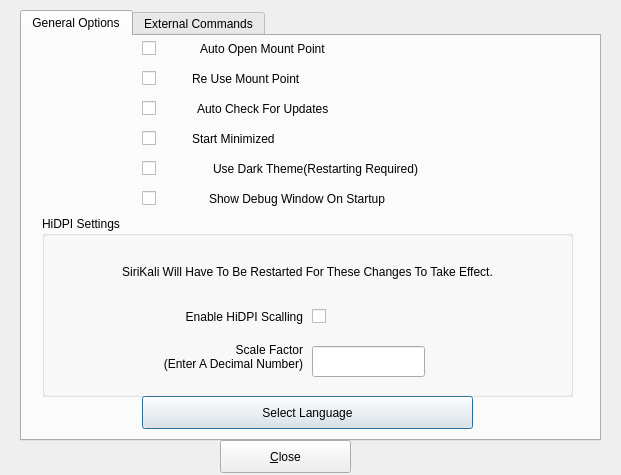
Above: src/configoptions.ui from mhogomchungu/sirikali before the change. Below: the same form after it.
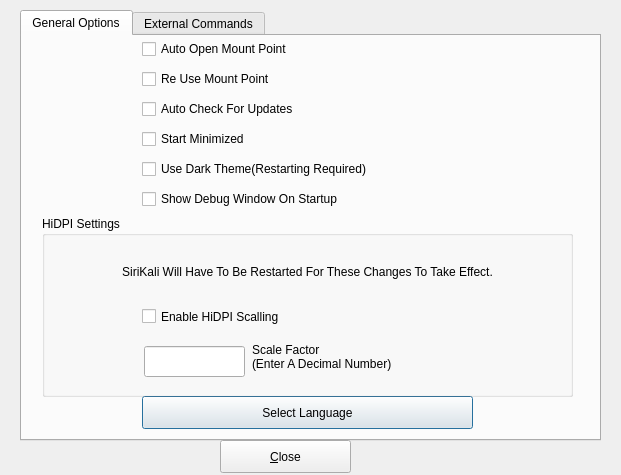
That is the form after the change.

Commit message: revisit UI and cmake build system

Patch:
```diff
--- a/src/configoptions.ui
+++ b/src/configoptions.ui
@@ -57,51 +57,32 @@
      <widget class="QCheckBox" name="cbHiDPI">
       <property name="geometry">
        <rect>
-        <x>270</x>
+        <x>100</x>
         <y>80</y>
-        <width>31</width>
+        <width>181</width>
         <height>41</height>
        </rect>
       </property>
       <property name="text">
-       <string/>
+       <string>Enable HiDPI Scalling</string>
       </property>
      </widget>
      <widget class="QLineEdit" name="lineEditHiDPI">
       <property name="geometry">
        <rect>
-        <x>270</x>
+        <x>102</x>
         <y>130</y>
-        <width>113</width>
+        <width>101</width>
         <height>31</height>
        </rect>
       </property>
      </widget>
-     <widget class="QLabel" name="label_19">
-      <property name="geometry">
-       <rect>
-        <x>20</x>
-        <y>80</y>
-        <width>241</width>
-        <height>41</height>
-       </rect>
-      </property>
-      <property name="text">
-       <string>Enable HiDPI Scalling</string>
-      </property>
-      <property name="alignment">
-       <set>Qt::AlignRight|Qt::AlignTrailing|Qt::AlignVCenter</set>
-      </property>
-      <property name="wordWrap">
-       <bool>true</bool>
-      </property>
-     </widget>
      <widget class="QLabel" name="label_18">
       <property name="geometry">
        <rect>
-        <x>20</x>
+        <x>210</x>
         <y>110</y>
-        <width>241</width>
+        <width>311</width>
         <height>61</height>
        </rect>
       </property>
@@ -110,7 +91,7 @@
 (Enter A Decimal Number)</string>
       </property>
       <property name="alignment">
-       <set>Qt::AlignRight|Qt::AlignTrailing|Qt::AlignVCenter</set>
+       <set>Qt::AlignLeading|Qt::AlignLeft|Qt::AlignVCenter</set>
       </property>
       <property name="wordWrap">
        <bool>true</bool>
@@ -136,12 +117,12 @@
       </property>
      </widget>
     </widget>
-    <widget class="QWidget" name="">
+    <widget class="QWidget" name="layoutWidget">
      <property name="geometry">
       <rect>
        <x>120</x>
        <y>0</y>
-       <width>184</width>
+       <width>191</width>
        <height>26</height>
       </rect>
      </property>
@@ -149,28 +130,18 @@
       <item>
        <widget class="QCheckBox" name="cbAutoOpenMountPoint">
         <property name="text">
-         <string/>
-        </property>
-       </widget>
-      </item>
-      <item>
-       <widget class="QLabel" name="label_9">
-        <property name="text">
          <string>Auto Open Mount Point</string>
         </property>
-        <property name="wordWrap">
-         <bool>false</bool>
-        </property>
        </widget>
       </item>
      </layout>
     </widget>
-    <widget class="QWidget" name="">
+    <widget class="QWidget" name="layoutWidget1">
      <property name="geometry">
       <rect>
        <x>120</x>
        <y>30</y>
-       <width>159</width>
+       <width>166</width>
        <height>26</height>
       </rect>
      </property>
@@ -178,28 +149,18 @@
       <item>
        <widget class="QCheckBox" name="cbReUseMountPoint">
         <property name="text">
-         <string/>
-        </property>
-       </widget>
-      </item>
-      <item>
-       <widget class="QLabel" name="label_10">
-        <property name="text">
          <string>Re Use Mount Point</string>
         </property>
-        <property name="wordWrap">
-         <bool>false</bool>
-        </property>
        </widget>
       </item>
      </layout>
     </widget>
-    <widget class="QWidget" name="">
+    <widget class="QWidget" name="layoutWidget2">
      <property name="geometry">
       <rect>
        <x>120</x>
        <y>60</y>
-       <width>187</width>
+       <width>195</width>
        <height>26</height>
       </rect>
      </property>
@@ -207,28 +168,18 @@
       <item>
        <widget class="QCheckBox" name="cbAutoCheckForUpdates">
         <property name="text">
-         <string/>
-        </property>
-       </widget>
-      </item>
-      <item>
-       <widget class="QLabel" name="label_11">
-        <property name="text">
          <string>Auto Check For Updates</string>
         </property>
-        <property name="wordWrap">
-         <bool>false</bool>
-        </property>
        </widget>
       </item>
      </layout>
     </widget>
-    <widget class="QWidget" name="">
+    <widget class="QWidget" name="layoutWidget3">
      <property name="geometry">
       <rect>
        <x>120</x>
        <y>90</y>
-       <width>133</width>
+       <width>141</width>
        <height>26</height>
       </rect>
      </property>
@@ -236,28 +187,18 @@
       <item>
        <widget class="QCheckBox" name="cbStartMinimized">
         <property name="text">
-         <string/>
-        </property>
-       </widget>
-      </item>
-      <item>
-       <widget class="QLabel" name="label_12">
-        <property name="text">
          <string>Start Minimized</string>
         </property>
-        <property name="wordWrap">
-         <bool>false</bool>
-        </property>
        </widget>
       </item>
      </layout>
     </widget>
-    <widget class="QWidget" name="">
+    <widget class="QWidget" name="layoutWidget4">
      <property name="geometry">
       <rect>
        <x>120</x>
        <y>120</y>
-       <width>276</width>
+       <width>288</width>
        <height>26</height>
       </rect>
      </property>
@@ -265,41 +206,24 @@
       <item>
        <widget class="QCheckBox" name="cbUseDarkTheme">
         <property name="text">
-         <string/>
-        </property>
-       </widget>
-      </item>
-      <item>
-       <widget class="QLabel" name="label_15">
-        <property name="text">
          <string>Use Dark Theme(Restarting Required)</string>
         </property>
-        <property name="wordWrap">
-         <bool>false</bool>
-        </property>
        </widget>
       </item>
      </layout>
     </widget>
-    <widget class="QWidget" name="">
+    <widget class="QWidget" name="layoutWidget5">
      <property name="geometry">
       <rect>
        <x>120</x>
        <y>150</y>
-       <width>243</width>
+       <width>252</width>
        <height>26</height>
       </rect>
      </property>
      <layout class="QHBoxLayout" name="horizontalLayout_6">
       <item>
        <widget class="QCheckBox" name="chShowDebugWindowOnStartup">
-        <property name="text">
-         <string/>
-        </property>
-       </widget>
-      </item>
-      <item>
-       <widget class="QLabel" name="label_7">
         <property name="text">
          <string>Show Debug Window On Startup</string>
         </property>
```
The commit also changes 1 other file.
